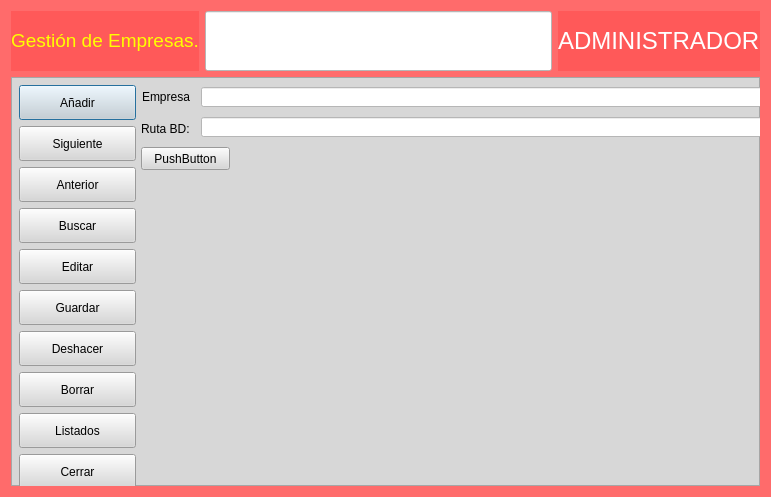
Above: frmempresas.ui from arcnexus/RedFoX before the change. Below: the same form after it.
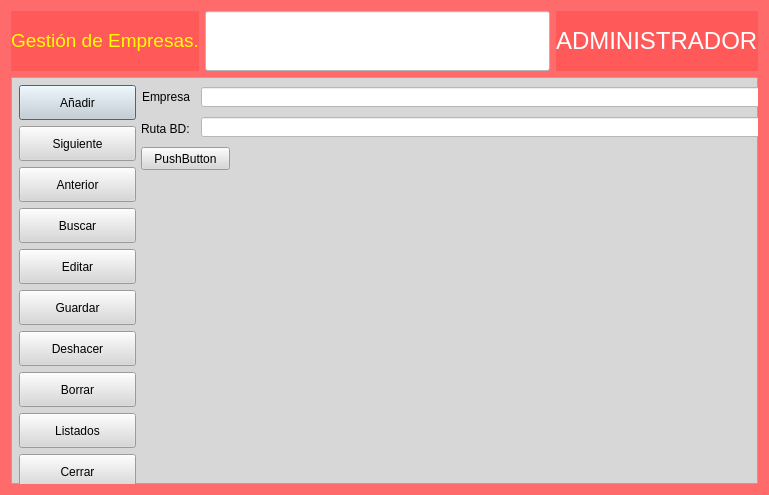
That is the form after the change. Icons and pictures are not drawn.

What changed in the file:
```diff
--- a/frmempresas.ui
+++ b/frmempresas.ui
@@ -6,8 +6,8 @@
    <rect>
     <x>0</x>
     <y>0</y>
-    <width>771</width>
-    <height>497</height>
+    <width>769</width>
+    <height>495</height>
    </rect>
   </property>
   <property name="windowTitle">
```
Left out of the diff: 8 changed lines with no effect on the pictures.
